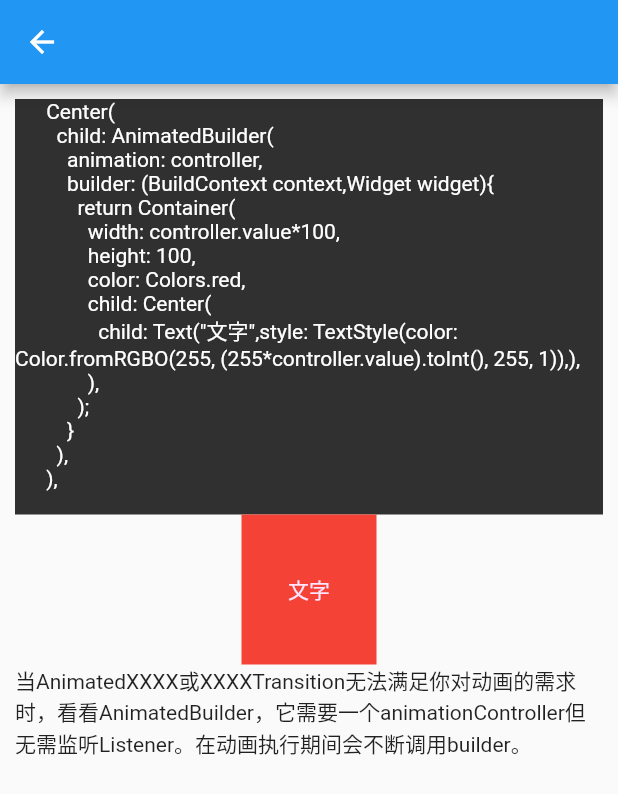
After one commit to ezshine/FlutterWidgetsCatalog, a Flutter app: the ExampleAnimatedBuilder screen opened by its route, on a phone screen of 412 x 824 dp. The commit adds this screen. Shown: the top 794 px of the screen. Run offline on Flutter 3.47's test engine with Material 2 defaults, Android fonts, the light colour scheme and no system bars.

Commit message:
add 5 example

```diff
--- a/app/lib/main.dart
+++ b/app/lib/main.dart
@@ -3,6 +3,11 @@ import 'package:app/view/examples/ExampleAbsorbPointer.dart';
 import 'package:app/view/examples/ExampleAlertDialog.dart';
 import 'package:app/view/examples/ExampleAlign.dart';
 import 'package:app/view/examples/ExampleAnimatedAlign.dart';
+import 'package:app/view/examples/ExampleAnimatedBuilder.dart';
+import 'package:app/view/examples/ExampleAnimatedContainer.dart';
+import 'package:app/view/examples/ExampleAnimatedCrossFade.dart';
+import 'package:app/view/examples/ExampleAnimatedDefaultTextStyle.dart';
+import 'package:app/view/examples/ExampleAnimatedListState.dart';
 import 'package:app/view/pages/catalog.dart';
 import 'package:app/view/pages/detail.dart';
 import 'package:app/view/pages/indexed.dart';
@@ -36,6 +41,11 @@ class MyApp extends StatelessWidget {
         "/examples/ExampleAlertDialog":(BuildContext context) => ExampleAlertDialog(),
         "/examples/ExampleAlign":(BuildContext context) => ExampleAlign(),
         "/examples/ExampleAnimatedAlign":(BuildContext context) => ExampleAnimatedAlign(),
+        "/examples/ExampleAnimatedBuilder":(BuildContext context) => ExampleAnimatedBuilder(),
+        "/examples/ExampleAnimatedContainer":(BuildContext context) => ExampleAnimatedContainer(),
+        "/examples/ExampleAnimatedCrossFade":(BuildContext context) => ExampleAnimatedCrossFade(),
+        "/examples/ExampleAnimatedDefaultTextStyle":(BuildContext context) => ExampleAnimatedDefaultTextStyle(),
+        "/examples/ExampleAnimatedListState":(BuildContext context) => ExampleAnimatedListState()
       },
     );
   }
--- /dev/null
+++ b/app/lib/view/examples/ExampleAnimatedBuilder.dart
@@ -0,0 +1,82 @@
+import 'package:flutter/material.dart';
+
+class ExampleAnimatedBuilder extends StatefulWidget {
+  ExampleAnimatedBuilder({Key key}) : super(key: key);
+
+  @override
+  _ExampleAnimatedBuilderState createState() => _ExampleAnimatedBuilderState();
+}
+
+class _ExampleAnimatedBuilderState extends State<ExampleAnimatedBuilder> with SingleTickerProviderStateMixin {
+
+  AnimationController controller;
+  Animation<double> animation;
+
+  @override
+  void initState() {
+    super.initState();
+
+    controller = AnimationController(
+      duration: Duration(seconds: 1),
+      vsync: this
+    );
+    controller.repeat();
+  }
+
+  @override
+  void dispose() {
+    controller.dispose();
+
+    super.dispose();
+  }
+
+  @override
+  Widget build(BuildContext context) {
+    return Scaffold(
+      appBar: AppBar(),
+      body: Padding(
+        padding: EdgeInsets.all(10),
+        child: ListView(
+        children: [
+              Container(
+                color: Colors.grey[850],
+                child: Text("""
+      Center(
+        child: AnimatedBuilder(
+          animation: controller,
+          builder: (BuildContext context,Widget widget){
+            return Container(
+              width: controller.value*100,
+              height: 100,
+              color: Colors.red,
+              child: Center(
+                child: Text("文字",style: TextStyle(color: Color.fromRGBO(255, (255*controller.value).toInt(), 255, 1)),),
+              ),
+            );
+          }
+        ),
+      ),
+                """,textAlign: TextAlign.left,style: TextStyle(color: Colors.white),),
+              ),
+              Center(
+                child: AnimatedBuilder(
+                  animation: controller,
+                  builder: (BuildContext context,Widget widget){
+                    return Container(
+                      width: controller.value*100,
+                      height: 100,
+                      color: Colors.red,
+                      child: Center(
+                        child: Text("文字",style: TextStyle(color: Color.fromRGBO(255, (255*controller.value).toInt(), 255, 1)),),
+                      ),
+                    );
+                  }
+                ),
+              ),
+              Text("当AnimatedXXXX或XXXXTransition无法满足你对动画的需求时，看看AnimatedBuilder，它需要一个animationController但无需监听Listener。在动画执行期间会不断调用builder。")
+            ]
+        ),
+      ),
+    );
+  }
+}
--- /dev/null
+++ b/app/lib/view/examples/ExampleAnimatedContainer.dart
@@ -0,0 +1,60 @@
+import 'dart:math';
+
+import 'package:flutter/material.dart';
+
+class ExampleAnimatedContainer extends StatefulWidget {
+  ExampleAnimatedContainer({Key key}) : super(key: key);
+
+  @override
+  _ExampleAnimatedContainerState createState() => _ExampleAnimatedContainerState();
+}
+
+class _ExampleAnimatedContainerState extends State<ExampleAnimatedContainer> {
+
+  double width = 100.0;
+  double height = 100.0;
+  Color color = Colors.red;
+
+  @override
+  Widget build(BuildContext context) {
+    return Scaffold(
+      appBar: AppBar(),
+      body: Padding(
+        padding: EdgeInsets.all(10),
+        child: ListView(
+        children: [
+              Container(
+                color: Colors.grey[850],
+                child: Text("""
+      Center(
+          child: AnimatedContainer(
+            duration: Duration(seconds: 1),//required
+            width: width,
+            height: height,
+            color: color,
+          ),
+        ),
+                """,textAlign: TextAlign.left,style: TextStyle(color: Colors.white),),
+              ),
+              Center(
+                child: AnimatedContainer(
+                  width: width,
+                  height: height,
+                  duration: Duration(seconds: 1),
+                  color: color,
+                ),
+              ),
+              ElevatedButton(onPressed: (){
+                setState(() {
+                  width = Random().nextDouble()*50+50;
+                  height = Random().nextDouble()*50+50;
+                  color = Color.fromRGBO(Random().nextInt(256), Random().nextInt(256), Random().nextInt(256), 1);
+                });
+              }, child: Text("随机动画")),
+              Text("AnimatedContainer的属性变化时会产生动画效果")
+            ]
+        ),
+      ),
+    );
+  }
+}
--- /dev/null
+++ b/app/lib/view/examples/ExampleAnimatedCrossFade.dart
@@ -0,0 +1,73 @@
+import 'package:flutter/material.dart';
+
+class ExampleAnimatedCrossFade extends StatefulWidget {
+  ExampleAnimatedCrossFade({Key key}) : super(key: key);
+
+  @override
+  _ExampleAnimatedCrossFadeState createState() => _ExampleAnimatedCrossFadeState();
+}
+
+class _ExampleAnimatedCrossFadeState extends State<ExampleAnimatedCrossFade> {
+
+  CrossFadeState fadeState = CrossFadeState.showFirst;
+
+  @override
+  Widget build(BuildContext context) {
+    return Scaffold(
+      appBar: AppBar(),
+      body: Padding(
+        padding: EdgeInsets.all(10),
+        child: ListView(
+        children: [
+              Container(
+                color: Colors.grey[850],
+                child: Text("""
+    AnimatedCrossFade(
+      firstChild: Container(
+        width: 100,
+        height: 100,
+        color: Colors.red,
+        child: Center(child:Text("first child"))
+      ),
+      secondChild: Container(
+        width: 100,
+        height: 100,
+        color: Colors.blue,
+        child: Center(child:Text("second child"))
+      ),
+      crossFadeState: fadeState,
+      duration: Duration(seconds: 1)
+    )
+                """,textAlign: TextAlign.left,style: TextStyle(color: Colors.white),),
+              ),
+              Center(
+                child:AnimatedCrossFade(
+                  firstChild: Container(
+                    width: 100,
+                    height: 100,
+                    color: Colors.red,
+                    child: Center(child:Text("first child"))
+                  ),
+                  secondChild: Container(
+                    width: 100,
+                    height: 100,
+                    color: Colors.blue,
+                    child: Center(child:Text("second child"))
+                  ),
+                  crossFadeState: fadeState,
+                  duration: Duration(seconds: 1)
+                )
+              ),
+              ElevatedButton(onPressed: (){
+                setState(() {
+                  if(fadeState == CrossFadeState.showFirst)fadeState = CrossFadeState.showSecond;
+                  else fadeState = CrossFadeState.showFirst;
+                });
+              }, child: Text("切换")),
+              Text("AnimatedCrossFade可以在两个子组件间切换并具备淡入淡出的动画效果")
+            ]
+        ),
+      ),
+    );
+  }
+}
--- /dev/null
+++ b/app/lib/view/examples/ExampleAnimatedDefaultTextStyle.dart
@@ -0,0 +1,54 @@
+import 'dart:math';
+
+import 'package:flutter/material.dart';
+
+class ExampleAnimatedDefaultTextStyle extends StatefulWidget {
+  ExampleAnimatedDefaultTextStyle({Key key}) : super(key: key);
+
+  @override
+  _ExampleAnimatedDefaultTextStyleState createState() => _ExampleAnimatedDefaultTextStyleState();
+}
+
+class _ExampleAnimatedDefaultTextStyleState extends State<ExampleAnimatedDefaultTextStyle> {
+
+  Color color = Colors.red;
+  double fontSize = 24.0;
+
+  @override
+  Widget build(BuildContext context) {
+    return Scaffold(
+      appBar: AppBar(),
+      body: Padding(
+        padding: EdgeInsets.all(10),
+        child: ListView(
+        children: [
+              Container(
+                color: Colors.grey[850],
+                child: Text("""
+            AnimatedDefaultTextStyle(
+              child: Text("文字"),
+              style: TextStyle(color: color,fontSize: fontSize),
+              duration: Duration(seconds: 1)
+            )
+                """,textAlign: TextAlign.left,style: TextStyle(color: Colors.white),),
+              ),
+              Center(
+                child:AnimatedDefaultTextStyle(
+                  child: Text("文字"),
+                  style: TextStyle(color: color,fontSize: fontSize),
+                  duration: Duration(seconds: 1)
+                )
+              ),
+              ElevatedButton(onPressed: (){
+                setState(() {
+                  fontSize = Random().nextDouble()*40+24;
+                  color = Color.fromRGBO(Random().nextInt(256), Random().nextInt(256), Random().nextInt(256), 1);
+                });
+              }, child: Text("切换字体大小颜色")),
+              Text("改变AnimatedDefaultTextStyle的style中的属性时，其子元素的文本样式会以动画的方式改变style")
+            ]
+        ),
+      ),
+    );
+  }
+}
--- /dev/null
+++ b/app/lib/view/examples/ExampleAnimatedListState.dart
@@ -0,0 +1,77 @@
+import 'package:flutter/material.dart';
+
+class ExampleAnimatedListState extends StatefulWidget {
+  ExampleAnimatedListState({Key key}) : super(key: key);
+
+  @override
+  _ExampleAnimatedListStateState createState() =>
+      _ExampleAnimatedListStateState();
+}
+
+class _ExampleAnimatedListStateState extends State<ExampleAnimatedListState> {
+  final GlobalKey<AnimatedListState> _listKey = GlobalKey<AnimatedListState>();
+
+  List _list = [
+    "AnimatedListState要配合AnimatedList使用",
+    "当我们对ListView中的条目新增或删减时执行动画",
+    "可以执行任意动画效果",
+    "请查看本示例代码"
+  ];
+
+  addItem() {
+    final int _index = _list.length;
+
+    _list.insert(_index, _index);
+
+    _listKey.currentState.insertItem(_index);
+  }
+
+  removeItem() {
+    final int _index = _list.length - 1;
+
+    _listKey.currentState.removeItem(_index, (context, animation) {
+      return _buildItem("item$_index", animation);
+    });
+    _list.removeAt(_index);
+  }
+
+  Widget _buildItem(String _item, Animation _animation) {
+    return SlideTransition(
+      position: _animation
+          .drive(CurveTween(curve: Curves.easeIn))
+          .drive(Tween<Offset>(begin: Offset(1, 1), end: Offset(0, 1))),
+      child: ListTile(
+        tileColor: Colors.red,
+        title: Text(
+          _item,
+        ),
+      ),
+    );
+  }
+
+  @override
+  Widget build(BuildContext context) {
+    return Scaffold(
+        appBar: AppBar(),
+        body: AnimatedList(
+            initialItemCount: _list.length,
+            key: _listKey,
+            itemBuilder:
+                (BuildContext context, int index, Animation<double> animation) {
+              return _buildItem(_list[index].toString(), animation);
+            }),
+        floatingActionButton: Row(
+          mainAxisAlignment: MainAxisAlignment.end,
+          children: [
+            ElevatedButton(
+                child: Text("添加"),
+                onPressed: addItem
+            ),
+            ElevatedButton(
+                child: Text("删除"),
+                onPressed: removeItem
+            ),
+          ],
+        ));
+  }
+}
--- a/app/lib/view/pages/indexed.dart
+++ b/app/lib/view/pages/indexed.dart
@@ -24,7 +24,6 @@ class _PageIndexedState extends State<PageIndexed> with AutomaticKeepAliveClient
 
     parseCata(WidgetsJson.data);
     list.sort((Map a, Map b)=>a["title"].compareTo(b["title"]));
-    print(list.length);
   }
 
   void parseCata(Map cataMap){
```
Also changed, not shown: app/lib/view/examples/ExampleAbsorbPointer.dart (+3 -4 lines), 1 other file.
